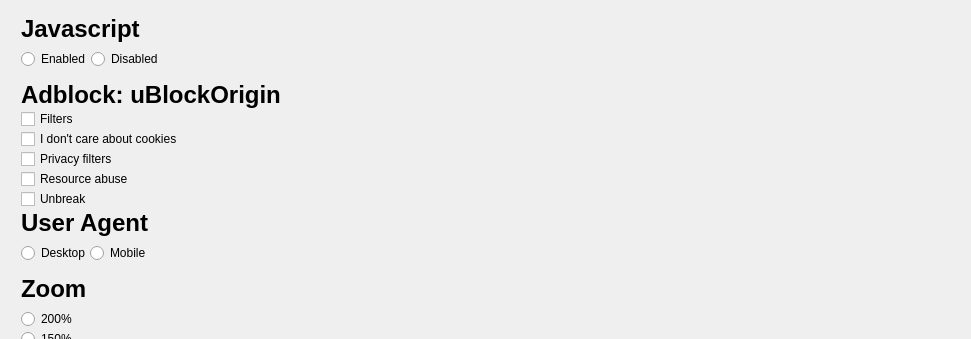
The window that src/settingswindow.ui (maemo-leste-extras/jib) describes before a commit, drawn with Qt 5; both pictures show x 0 to 971 and y 0 to 339 of the 971 by 854 pixel window.
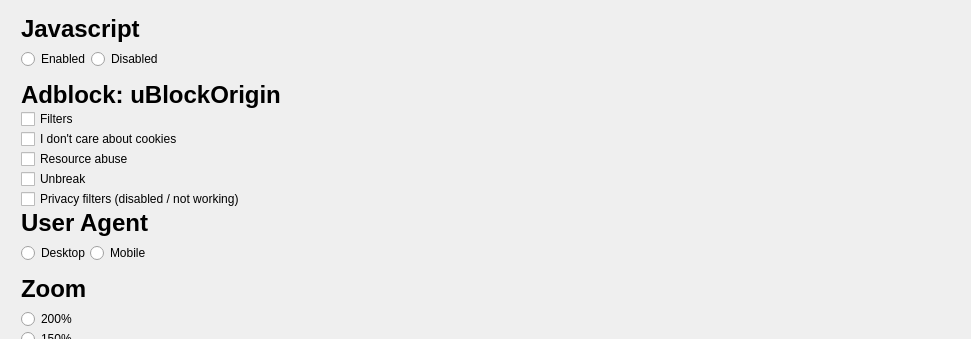
The same window after the commit.

Commit message: adblock: - remove the 'privacy.txt' filter - dont think this ever worked as it matches on every URL (thus blocking every URL), we possibly needs some more logic in our adblocker to handle this correctly. - enable the other 3 adblock dictionaries by default

Diff of the .ui file:
```diff
--- a/src/settingswindow.ui
+++ b/src/settingswindow.ui
@@ -145,13 +145,6 @@
           </property>
          </widget>
         </item>
-        <item>
-         <widget class="QCheckBox" name="check_adblock_privacy">
-          <property name="text">
-           <string>Privacy filters</string>
-          </property>
-         </widget>
-        </item>
         <item>
          <widget class="QCheckBox" name="check_adblock_abuse">
           <property name="text">
@@ -166,6 +159,16 @@
           </property>
          </widget>
         </item>
+        <item>
+         <widget class="QCheckBox" name="check_adblock_privacy">
+          <property name="text">
+           <string>Privacy filters (disabled / not working)</string>
+          </property>
+          <property name="checkable">
+           <bool>false</bool>
+          </property>
+         </widget>
+        </item>
         <item>
          <widget class="QLabel" name="label">
           <property name="font">
```
Left out of the diff: 4 changed lines with no effect on the pictures. The commit also changes 2 other files.
